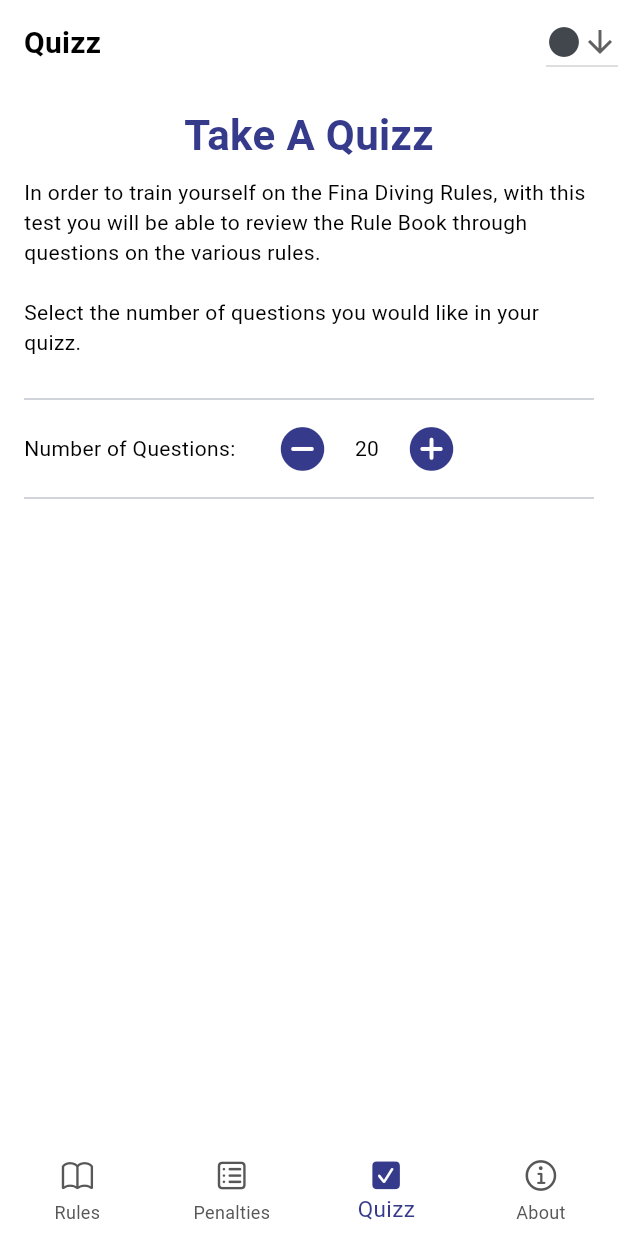
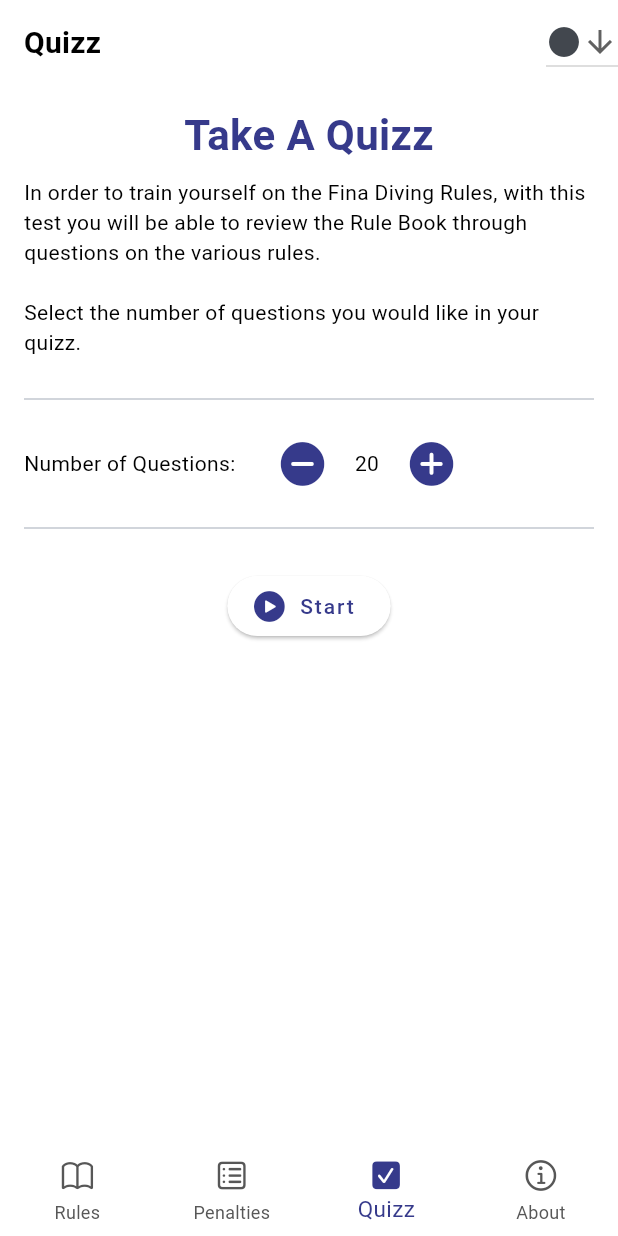
Before and after one commit to B3n-d1v3/diving_rules_hybrid, a Flutter app: the screen it shows after launch, item 3 of the bottom bar chosen, on a phone screen of 412 x 824 dp. Run offline on Flutter 3.47's test engine with Material 2 defaults, Android fonts, the phone set to English and light mode, and no system bars; our stand-ins replace flutter_svg, get, package_info_plus, shared_preferences; missing offline and left inert: syncfusion_flutter_pdfviewer; generated files the repository leaves out were written again.

Commit message:
added the start button

```diff
--- a/lib/nav_quiz/screen_quiz.dart
+++ b/lib/nav_quiz/screen_quiz.dart
@@ -55,6 +55,10 @@ class _ScreenQuizState extends State<ScreenQuiz> {
             ),
 
             Divider(),
+
+            const SizedBox(
+              height: 10,
+            ),
 
             // Number of questions selection
             Align(
@@ -127,10 +131,25 @@ class _ScreenQuizState extends State<ScreenQuiz> {
                 ],
               ),
             ),
-
+            const SizedBox(
+              height: 10,
+            ),
             Divider(),
 
+            const SizedBox(
+              height: 20,
+            ),
+
             // Start button
+            ElevatedButton.icon(
+              onPressed: () {},
+              icon: const Icon(
+                CupertinoIcons.play_circle_fill, // envelope_circle
+                size: 24.0,
+              ),
+              label: Text(AppLocalizations.of(context)!
+                  .quizzIntroStartButton), // <-- Text
+            ),
           ],
         ),
       ),
```
